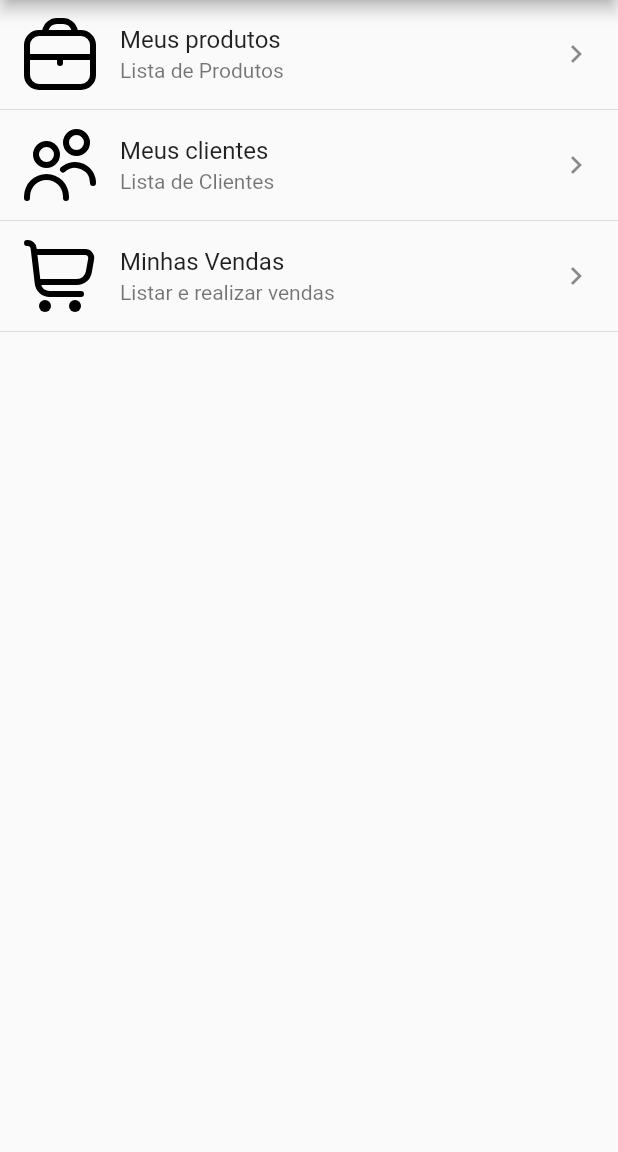
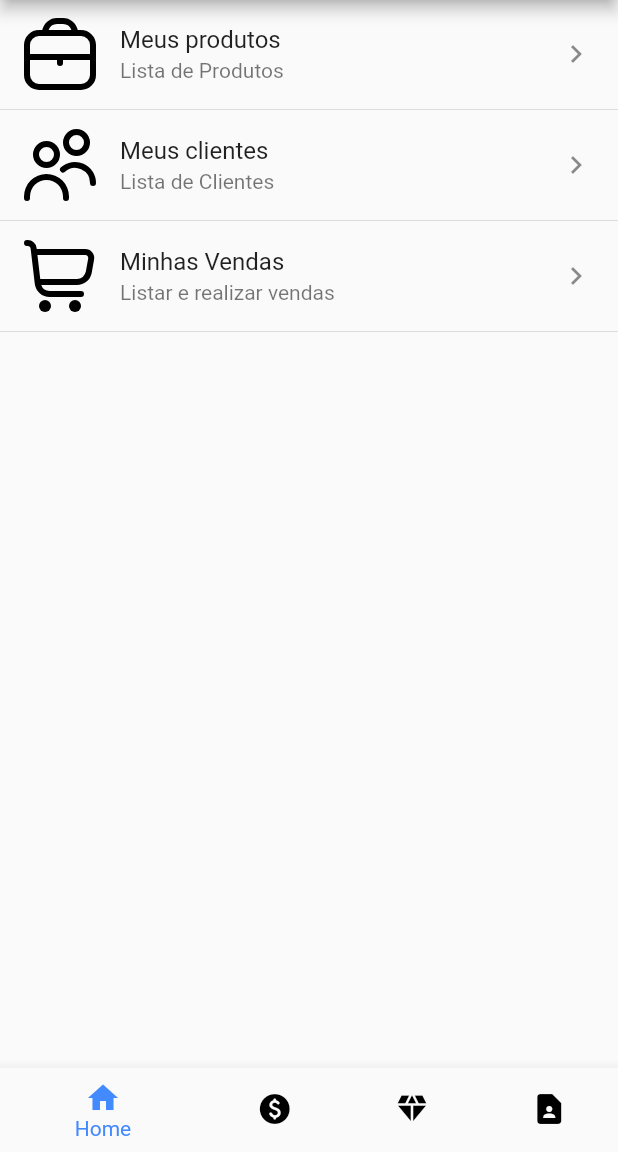
Before and after one commit to Garbiati/makuna, a Flutter app: the screen it shows after launch, on a phone screen of 412 x 824 dp, the part 84-1236 px from its top. Run offline on Flutter 3.47's test engine with Material 2 defaults, Android fonts, the phone set to English and light mode, and no system bars; our stand-ins replace brasil_fields, flutter_svg, mask_text_input_formatter, snippet_coder_utils, sqflite; missing offline and left inert: avatars; accounts and stored records are empty.

Commit message:
Adicionado um navegador

```diff
--- /dev/null
+++ b/lib/components/bottomNavigatorBar.dart
@@ -0,0 +1,43 @@
+import 'package:flutter/material.dart';
+import 'package:makuna/utils/util.dart';
+
+class BottomNavigatorBarWidget extends StatefulWidget {
+  const BottomNavigatorBarWidget({super.key});
+
+  @override
+  State<BottomNavigatorBarWidget> createState() =>
+      _BottomNavigatorBarWidgetState();
+}
+
+class _BottomNavigatorBarWidgetState extends State<BottomNavigatorBarWidget> {
+  int _selectedIndex = 0;
+
+  void _onItemTapped(int index) {
+    setState(() {
+      _selectedIndex = index;
+      Navigator.pushNamed(context, menuIndex()[index].route);
+    });
+  }
+
+  @override
+  Widget build(BuildContext context) {
+    _selectedIndex = menuIndex()
+        .where(
+            (element) => element.route == ModalRoute.of(context)?.settings.name)
+        .first
+        .index;
+    return BottomNavigationBar(
+      items: criarMenu(),
+      currentIndex: _selectedIndex,
+      selectedItemColor: Colors.blueAccent,
+      unselectedItemColor: Colors.black,
+      onTap: _onItemTapped,
+    );
+  }
+
+  List<BottomNavigationBarItem> criarMenu() {
+    return menuIndex()
+        .map((e) => BottomNavigationBarItem(icon: e.icon, label: e.label))
+        .toList();
+  }
+}
--- a/lib/main.dart
+++ b/lib/main.dart
@@ -3,6 +3,7 @@ import 'package:makuna/screens/cliente.dart';
 import 'package:makuna/screens/produto.dart';
 import 'package:makuna/screens/home.dart';
 import 'package:makuna/screens/venda.dart';
+import 'package:makuna/utils/util.dart';
 
 void main() {
   runApp(const MyApp());
@@ -20,12 +21,7 @@ class MyApp extends StatelessWidget {
         primarySwatch: Colors.indigo,
       ),
       initialRoute: "/",
-      routes: {
-        "/": (context) => const HomeScreen(title: "Home"),
-        "/produto": (context) => const ProdutoScreen(),
-        "/cliente": (context) => const ClienteScreen(),
-        "/venda": (context) => const VendaScreen(),
-      },
+      routes: obterRotas(),
     );
   }
 }
--- a/lib/screens/cliente.dart
+++ b/lib/screens/cliente.dart
@@ -1,5 +1,6 @@
 import 'package:avatars/avatars.dart';
 import 'package:flutter/material.dart';
+import 'package:makuna/components/bottomNavigatorBar.dart';
 import 'package:makuna/models/cliente.dart';
 import 'package:makuna/screens/clienteCadastro.dart';
 import 'package:makuna/utils/customStyles.dart';
@@ -42,7 +43,7 @@ class _ClienteScreenState extends State<ClienteScreen> {
             itemBuilder: (context, index) => _buildItem(index),
             separatorBuilder: (context, index) => divisorList(),
             itemCount: clientes.length),
-    );
+        bottomNavigationBar: const BottomNavigatorBarWidget());
   }
 
 //Construção de tela
--- a/lib/screens/home.dart
+++ b/lib/screens/home.dart
@@ -1,4 +1,5 @@
 import 'package:flutter/material.dart';
+import 'package:makuna/components/bottomNavigatorBar.dart';
 import '../components/list_home_item.dart';
 import '../utils/customWidgets.dart';
 
@@ -31,6 +32,6 @@ class HomeScreen extends StatelessWidget {
               route: "/venda"),
           divisorList(),
         ]),
-    );
+        bottomNavigationBar: const BottomNavigatorBarWidget());
   }
 }
--- a/lib/screens/produto.dart
+++ b/lib/screens/produto.dart
@@ -1,5 +1,6 @@
 import 'package:brasil_fields/brasil_fields.dart';
 import 'package:flutter/material.dart';
+import 'package:makuna/components/bottomNavigatorBar.dart';
 import 'package:makuna/daos/produto_dao.dart';
 import 'package:makuna/models/produto.dart';
 import 'package:makuna/screens/produtoCadastro.dart';
@@ -55,7 +56,7 @@ class _ProdutoScreenState extends State<ProdutoScreen> {
           itemBuilder: (context, index) => _buildItem(index),
           separatorBuilder: (context, index) => divisorList(),
           itemCount: produtos.length),
-    );
+    bottomNavigationBar: const BottomNavigatorBarWidget());
   }
 
   Widget _buildItem(int index) {
--- a/lib/screens/venda.dart
+++ b/lib/screens/venda.dart
@@ -1,4 +1,5 @@
 import 'package:flutter/material.dart';
+import 'package:makuna/components/bottomNavigatorBar.dart';
 import 'package:makuna/daos/cliente_dao.dart';
 import 'package:makuna/daos/produto_dao.dart';
 import 'package:makuna/daos/venda_dao.dart';
@@ -49,7 +50,7 @@ class _VendaScreenState extends State<VendaScreen> {
             itemBuilder: (context, index) => _buildItem(index),
             separatorBuilder: (context, index) => divisorList(),
             itemCount: vendas.length),
-    );
+        bottomNavigationBar: const BottomNavigatorBarWidget());
   }
 
   Widget _buildItem(int index) {
--- a/lib/utils/util.dart
+++ b/lib/utils/util.dart
@@ -1,5 +1,9 @@
 import 'package:flutter/material.dart';
 import 'package:makuna/components/SnackBAR.dart';
+import 'package:makuna/screens/cliente.dart';
+import 'package:makuna/screens/home.dart';
+import 'package:makuna/screens/produto.dart';
+import 'package:makuna/screens/venda.dart';
 
 void exibirMensagemSucesso(BuildContext context, String mensagem) {
   showSnackBAR(mensagem, context, Colors.blueAccent, Colors.black);
@@ -12,3 +16,47 @@ void exibirMensagemFalha(BuildContext context, String mensagem) {
 String validaModoTela(int? id) {
   return id! > 0 ? "E" : "N";
 }
+
+Map<String, Widget Function(BuildContext)> obterRotas() {
+  return {
+    "/": (context) => const HomeScreen(title: "Home"),
+    "/produto": (context) => const ProdutoScreen(),
+    "/cliente": (context) => const ClienteScreen(),
+    "/venda": (context) => const VendaScreen(),
+  };
+}
+
+class MakunaSiteMap {
+  final int index;
+  final Icon icon;
+  final String label;
+  final String route;
+
+  MakunaSiteMap(
+      {required this.index,
+      required this.icon,
+      required this.label,
+      required this.route});
+}
+
+List<MakunaSiteMap> menuIndex() {
+  return [
+    MakunaSiteMap(
+        index: 0, icon: const Icon(Icons.home), label: "Home", route: "/"),
+    MakunaSiteMap(
+        index: 1,
+        icon: const Icon(Icons.paid_rounded),
+        label: "Vendas",
+        route: "/venda"),
+    MakunaSiteMap(
+        index: 2,
+        icon: const Icon(Icons.diamond),
+        label: "Produtos",
+        route: "/produto"),
+    MakunaSiteMap(
+        index: 3,
+        icon: const Icon(Icons.contact_page),
+        label: "Clientes",
+        route: "/cliente"),
+  ];
+}
```
Lines whose indentation alone changed are shown as unchanged.
